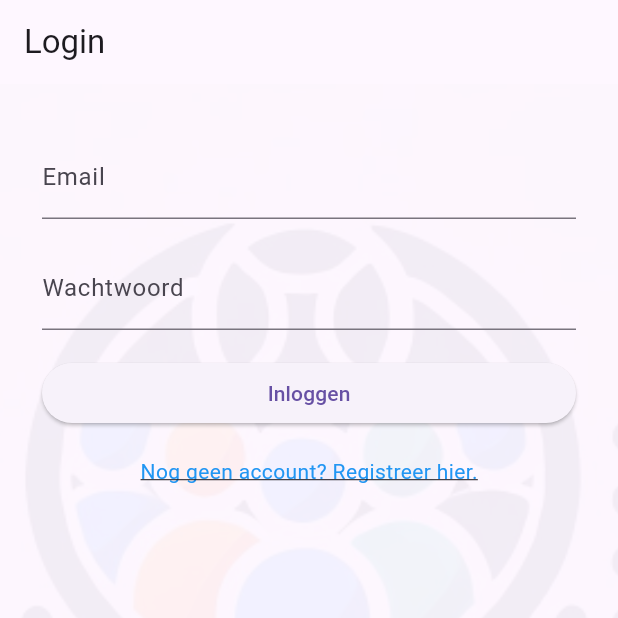
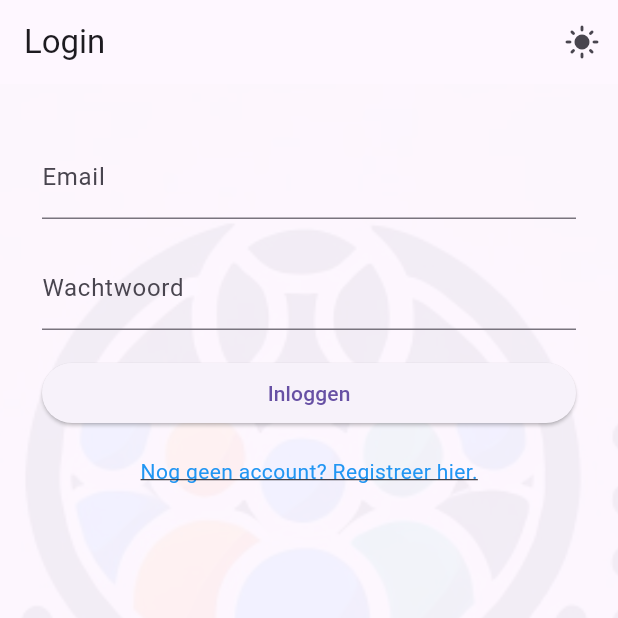
Before and after one commit to vonfoxie87/team_maker2, a Flutter app: the screen it shows after launch, after a tap on "Inloggen", on a phone screen of 412 x 824 dp, the top half of it. Run offline on Flutter 3.47's test engine with Material 3 defaults, Android fonts, the phone set to English and light mode, and no system bars; our stand-ins replace flutter_dotenv, flutter_local_notifications, shared_preferences, supabase_flutter; accounts and stored records are empty; network calls fail.

Commit message:
add dark theme

```diff
--- a/lib/main.dart
+++ b/lib/main.dart
@@ -4,15 +4,31 @@ import 'package:flutter_localizations/flutter_localizations.dart';
 import 'package:supabase_flutter/supabase_flutter.dart';
 import 'package:team_maker2/pages/login_page.dart';
 import 'package:shared_preferences/shared_preferences.dart';
+import 'package:flutter_dotenv/flutter_dotenv.dart';
 
 Future<void> main() async {
   WidgetsFlutterBinding.ensureInitialized();
 
-  const String sbUrl = String.fromEnvironment('SB_URL', defaultValue: '');
-  const String sbKey = String.fromEnvironment('SB_KEY', defaultValue: '');
+  // Laad .env als deze lokaal bestaat
+  bool isLocal = false;
+  try {
+    await dotenv.load();
+    isLocal = dotenv.env.isNotEmpty;
+  } catch (e) {
+    debugPrint('Geen .env bestand gevonden, overschakelen naar dart-define');
+  }
+
+  // Gebruik .env als het lokaal is, anders dart-define
+  final String sbUrl = isLocal
+      ? dotenv.env['SB_URL'] ?? ''
+      : const String.fromEnvironment('SB_URL', defaultValue: '');
+
+  final String sbKey = isLocal
+      ? dotenv.env['SB_KEY'] ?? ''
+      : const String.fromEnvironment('SB_KEY', defaultValue: '');
 
   if (sbUrl.isEmpty || sbKey.isEmpty) {
-    debugPrint('❌ Supabase URL of Key ontbreekt! Controleer je dart-define instellingen.');
+    debugPrint('❌ Supabase URL of Key ontbreekt! Controleer je .env bestand of dart-define instellingen.');
     return;
   }
 
@@ -37,14 +53,31 @@ class MyApp extends StatefulWidget {
 class _MyAppState extends State<MyApp> {
   FlutterLocalNotificationsPlugin flutterLocalNotificationsPlugin =
       FlutterLocalNotificationsPlugin();
+  ThemeMode _themeMode = ThemeMode.light; // Standaard licht thema
 
   @override
   void initState() {
     super.initState();
+    _loadTheme(); // Laad opgeslagen thema-instelling
+  }
 
-    // Initialiseer notificaties
-    final AndroidInitializationSettings androidInitializationSettings =
-        AndroidInitializationSettings('@mipmap/ic_launcher');
+  // Laad de opgeslagen thema-instelling
+  Future<void> _loadTheme() async {
+    SharedPreferences prefs = await SharedPreferences.getInstance();
+    bool isDarkMode = prefs.getBool('isDarkMode') ?? false;
+    setState(() {
+      _themeMode = isDarkMode ? ThemeMode.dark : ThemeMode.light;
+    });
+  }
+
+  // Wissel tussen licht en donker en sla op
+  Future<void> _toggleTheme() async {
+    SharedPreferences prefs = await SharedPreferences.getInstance();
+    bool isDark = _themeMode == ThemeMode.dark;
+    setState(() {
+      _themeMode = isDark ? ThemeMode.light : ThemeMode.dark;
+    });
+    await prefs.setBool('isDarkMode', !isDark);
   }
 
   // Functie om een melding te tonen
@@ -79,26 +112,25 @@ class _MyAppState extends State<MyApp> {
     }
   }
 
-
   @override
   Widget build(BuildContext context) {
     return MaterialApp(
-      title: 'Team maker',
-      theme: ThemeData(
-        primarySwatch: Colors.blue,
-      ),
-      // Zet de locale en zorg ervoor dat de lokale gegevens worden geladen.
+      title: 'Team Maker',
+      theme: ThemeData.light(),  // Licht thema
+      darkTheme: ThemeData.dark(), // Donker thema
+      themeMode: _themeMode,  // Dynamisch wisselen
+
       locale: Locale('nl', 'NL'),
       supportedLocales: [
-        Locale('nl', 'NL'), // Nederlands als ondersteunde taal
-        Locale('en', 'US'), // Engels als backup
+        Locale('nl', 'NL'),
+        Locale('en', 'US'),
       ],
       localizationsDelegates: [
         GlobalMaterialLocalizations.delegate,
         GlobalWidgetsLocalizations.delegate,
         GlobalCupertinoLocalizations.delegate,
       ],
-      home: LoginPage(),
+      home: LoginPage(toggleTheme: _toggleTheme), // Geef toggle functie door
     );
   }
 }
--- a/lib/pages/login_page.dart
+++ b/lib/pages/login_page.dart
@@ -1,11 +1,14 @@
 import 'dart:async';
 import 'package:flutter/material.dart';
+import 'package:shared_preferences/shared_preferences.dart';
 import 'package:supabase_flutter/supabase_flutter.dart';
 import 'package:team_maker2/pages/sessions_page.dart';
 import 'package:team_maker2/pages/registration_page.dart';
 
 class LoginPage extends StatefulWidget {
-  const LoginPage({super.key});
+  final VoidCallback toggleTheme;
+
+  const LoginPage({super.key, required this.toggleTheme});
 
   @override
   State<LoginPage> createState() => _LoginPageState();
@@ -17,12 +20,15 @@ class _LoginPageState extends State<LoginPage> {
   late final TextEditingController _emailController = TextEditingController();
   late final TextEditingController _passwordController = TextEditingController();
   late StreamSubscription<AuthState> _authStateSubscription;
+  bool _isDarkMode = false; // Default licht thema
 
   final supabase = Supabase.instance.client;
 
   @override
   void initState() {
     super.initState();
+    _loadTheme(); // Laad dark mode instelling
+
     // Luister naar veranderingen in de authenticatiestatus
     _authStateSubscription = supabase.auth.onAuthStateChange.listen(
       (data) {
@@ -31,8 +37,7 @@ class _LoginPageState extends State<LoginPage> {
         if (session != null) {
           _redirecting = true;
           Navigator.of(context).pushReplacement(
-//            MaterialPageRoute(builder: (context) => const GroupsPage()),
-            MaterialPageRoute(builder: (context) => SessionsPage(groupId: null)),
+            MaterialPageRoute(builder: (context) => SessionsPage(groupId: null, toggleTheme: widget.toggleTheme)),
           );
         }
       },
@@ -54,6 +59,14 @@ class _LoginPageState extends State<LoginPage> {
     super.dispose();
   }
 
+  // Laad de voorkeur voor dark mode
+  Future<void> _loadTheme() async {
+    SharedPreferences prefs = await SharedPreferences.getInstance();
+    setState(() {
+      _isDarkMode = prefs.getBool('isDarkMode') ?? false;
+    });
+  }
+
   Future<void> _signIn() async {
     setState(() => _isLoading = true);
 
@@ -65,12 +78,10 @@ class _LoginPageState extends State<LoginPage> {
 
       final session = res.session;
       if (session != null) {
-        // Als er een sessie is, ga dan naar de groepenpagina
         if (mounted) {
           _redirecting = true;
           Navigator.of(context).pushReplacement(
-            //MaterialPageRoute(builder: (context) => const GroupsPage()),
-            MaterialPageRoute(builder: (context) => SessionsPage(groupId: null)),
+            MaterialPageRoute(builder: (context) => SessionsPage(groupId: null, toggleTheme: widget.toggleTheme)),
           );
         }
       } else {
@@ -89,14 +100,22 @@ class _LoginPageState extends State<LoginPage> {
 
   @override
   Widget build(BuildContext context) {
+    _isDarkMode = Theme.of(context).brightness == Brightness.dark;
+
     return Scaffold(
       appBar: AppBar(
         title: const Text('Login'),
+        actions: [
+          IconButton(
+            icon: Icon(_isDarkMode ? Icons.dark_mode : Icons.light_mode),
+            onPressed: widget.toggleTheme,
+          ),
+        ],
       ),
       body: Stack(
         children: [
           Opacity(
-            opacity: 0.05, // Stel de opaciteit in op 50%
+            opacity: 0.05,
             child: Image.asset(
               'assets/Icon-512.png',
               width: MediaQuery.of(context).size.width,
@@ -130,7 +149,7 @@ class _LoginPageState extends State<LoginPage> {
                     onTap: () {
                       Navigator.push(
                         context,
-                        MaterialPageRoute(builder: (context) => const RegisterPage()),
+                        MaterialPageRoute(builder: (context) => RegisterPage(toggleTheme: widget.toggleTheme)),
                       );
                     },
                     child: const Text(
--- a/lib/pages/new_sessie.dart
+++ b/lib/pages/new_sessie.dart
@@ -8,7 +8,8 @@ import 'package:team_maker2/pages/sessions_page.dart';
 final supabase = Supabase.instance.client;
 
 class NewSessiePage extends StatefulWidget {
-  const NewSessiePage({super.key});
+  final VoidCallback toggleTheme;
+  const NewSessiePage({super.key, required this.toggleTheme});
 
   @override
   _NewSessiePageState createState() => _NewSessiePageState();
@@ -106,7 +107,7 @@ class _NewSessiePageState extends State<NewSessiePage> {
           Navigator.push(
                       context,
                       MaterialPageRoute(
-                        builder: (context) => SessionsPage(groupId: null),
+                        builder: (context) => SessionsPage(groupId: null, toggleTheme: widget.toggleTheme),
                       ),
                     );
         }
--- a/pubspec.yaml
+++ b/pubspec.yaml
@@ -17,6 +17,7 @@ dependencies:
   flutter_localizations:
     sdk: flutter
   flutter_local_notifications: ^18.0.1
+  flutter_dotenv: ^5.2.1
 
 dev_dependencies:
   flutter_test:
@@ -27,3 +28,4 @@ flutter:
   uses-material-design: true
   assets:
     - assets/Icon-512.png
+    - .env
```
Also changed, not shown: lib/pages/groups_detail_page.dart (+26 -13 lines), lib/pages/groups_page.dart (+40 -14 lines), lib/pages/registration_page.dart (+7 -6 lines), lib/pages/session_detail_page.dart (+57 -38 lines), lib/pages/sessions_page.dart (+29 -14 lines), lib/pages/settings_page.dart (+27 -14 lines), pubspec.lock, 2 other files.
